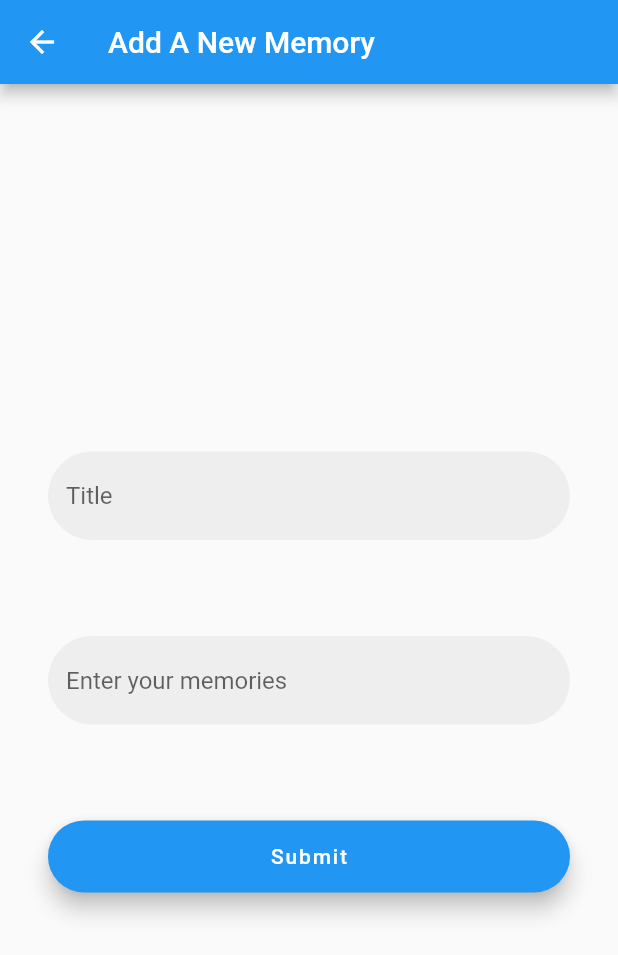
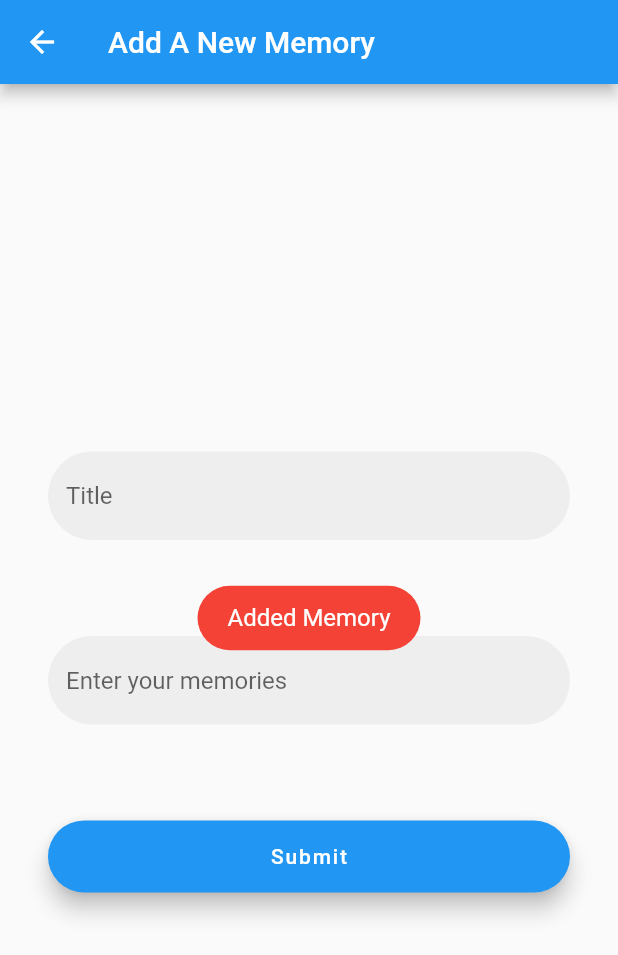
Before and after one commit to AgnellusX1/TravelEX, a Flutter app: the Add screen opened directly, after a tap on "Submit", on a phone screen of 412 x 824 dp. Shown: the top 955 px of the screen. Run offline on Flutter 3.47's test engine with Material 2 defaults, Android fonts, the phone set to English and light mode, and no system bars; our stand-ins replace fluttertoast, hive, hive_flutter; accounts and stored records are empty; generated files the repository leaves out were written again.

```diff
--- /dev/null
+++ b/lib/dbconnect/model.dart
@@ -0,0 +1,20 @@
+import 'package:hive/hive.dart';
+
+part 'model.g.dart';
+
+@HiveType(typeId: 0)
+class Model{
+  @HiveField(0)
+  final String id;
+  @HiveField(1)
+  final String dateTime;
+  @HiveField(2)
+  final String title;
+  @HiveField(3)
+  final String location;
+
+  Model(this.id, this.dateTime, this.title, this.location);
+
+
+
+}
--- a/lib/screens/add.dart
+++ b/lib/screens/add.dart
@@ -1,5 +1,8 @@
 import 'package:flutter/material.dart';
-import 'package:travel_ex/screens/home.dart';
+import 'package:fluttertoast/fluttertoast.dart';
+import 'package:hive/hive.dart';
+import 'package:travel_ex/dbconnect/model.dart';
+import 'package:intl/intl.dart';
 
 class Add extends StatefulWidget {
   @override
@@ -10,6 +13,18 @@ class _AddState extends State<Add> {
   final _controllertitle = TextEditingController();
   final _controllerdesc = TextEditingController();
   String name = "";
+  Box AddBox;
+
+  @override
+  void initState() {
+    // TODO: implement initState
+    super.initState();
+    AddBox = Hive.box('adventure');
+  }
+
+  void addMemory(Model model) {
+    Hive.box('adventure').add(model);
+  }
 
   @override
   Widget build(BuildContext context) {
@@ -54,7 +69,29 @@ class _AddState extends State<Add> {
             width: double.infinity,
             child: FloatingActionButton.extended(
               label: Text("Submit"),
-              onPressed: () {},
+              onPressed: () {
+                final key = _controllertitle.text;
+                final value = _controllerdesc.text;
+                var now = new DateTime.now();
+                var formatter = new DateFormat('yyyy-MM-dd');
+                String formattedDate = formatter.format(now);
+
+                final newMemory =
+                Model(formattedDate, formattedDate, value, value);
+
+                AddBox.add(newMemory);
+
+                // AddBox.put(key, value);
+
+                Fluttertoast.showToast(
+                    msg: "Added Memory",
+                    toastLength: Toast.LENGTH_SHORT,
+                    gravity: ToastGravity.CENTER,
+                    timeInSecForIosWeb: 1,
+                    backgroundColor: Colors.red,
+                    textColor: Colors.white,
+                    fontSize: 16.0);
+              },
             ),
             padding: EdgeInsets.all(32),
           ),
```
Also changed, not shown: lib/main.dart (+10 -1 lines), lib/screens/home.dart (+58 -3 lines), pubspec.yaml (+22 -0 lines), lib/dbconnect/model.g.dart (added), lib/screens/signIn.dart (line endings or trailing spaces), pubspec.lock, 2 other files.
